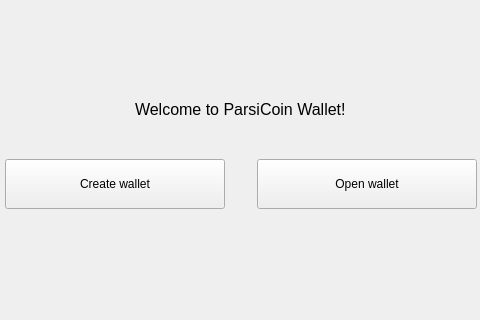
Old version of the form src/gui/ui/nowalletframe.ui in the repository btcsymbiotic/BTCSWallet; both pictures show x 178 to 658 and y 0 to 320 of the 838 by 562 pixel window.
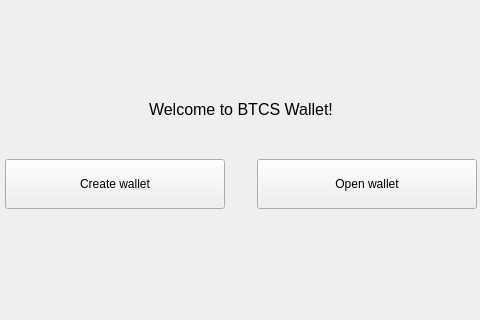
New version of the form.

What changed in the file:
```diff
--- a/src/gui/ui/nowalletframe.ui
+++ b/src/gui/ui/nowalletframe.ui
@@ -59,7 +59,7 @@
       </font>
      </property>
      <property name="text">
-      <string>Welcome to ParsiCoin Wallet!</string>
+      <string>Welcome to BTCS Wallet!</string>
      </property>
     </widget>
    </item>
```
